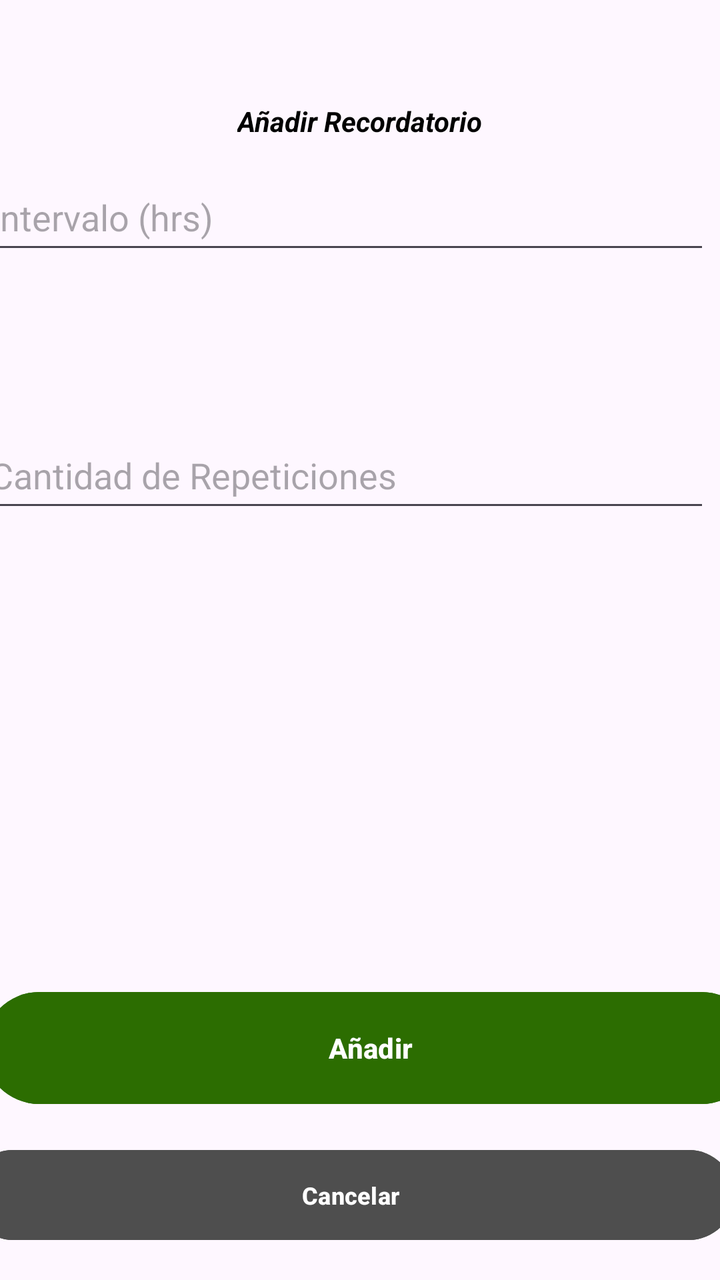
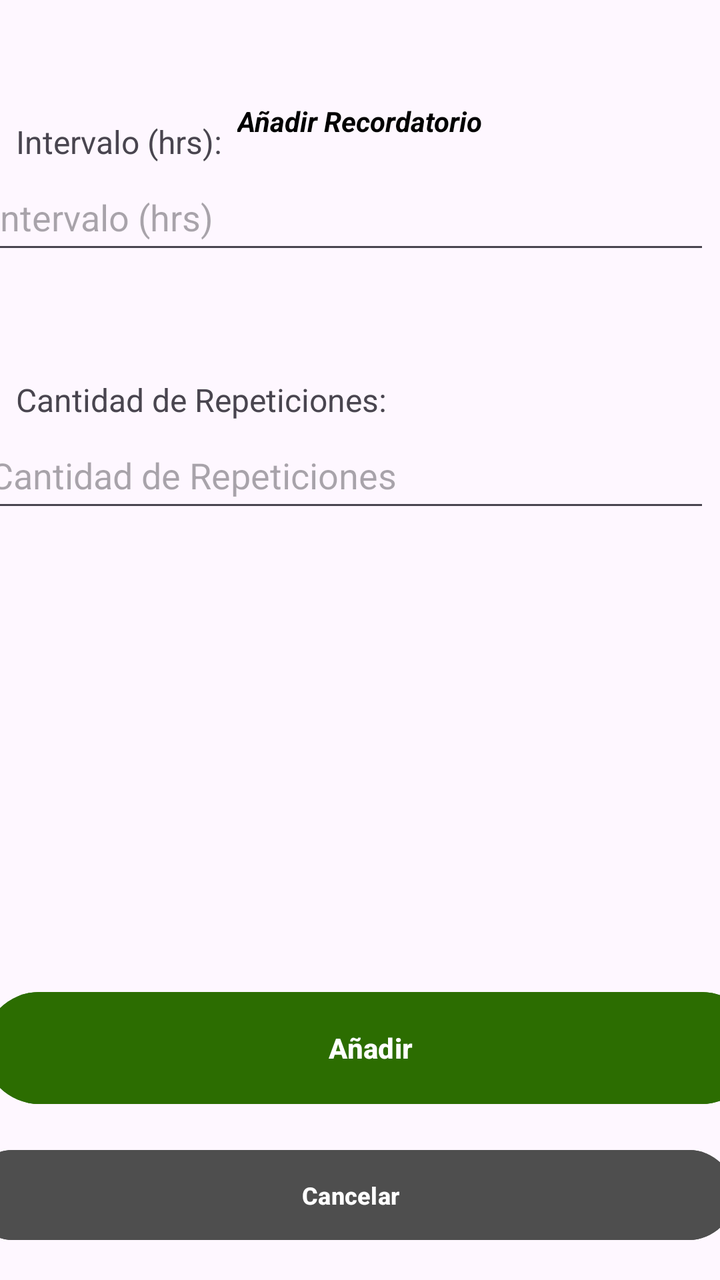

The first picture is an Android layout as it rendered before a commit; the second is the same layout after the commit. The layout source and the unified diff follow.
<!-- AndroidManifest.xml: application theme Theme.MobilesVC -->
<!-- res/layout/recordatorio_crear_view.xml -->
<?xml version="1.0" encoding="utf-8"?>
<androidx.constraintlayout.widget.ConstraintLayout xmlns:android="http://schemas.android.com/apk/res/android"
    xmlns:app="http://schemas.android.com/apk/res-auto"
    xmlns:tools="http://schemas.android.com/tools"
    android:layout_width="match_parent"
    android:layout_height="match_parent">

    <com.google.android.material.textfield.TextInputEditText
        android:id="@+id/vIntervaloCrear"
        android:layout_width="364dp"
        android:layout_height="50dp"
        android:layout_marginStart="16dp"
        android:layout_marginEnd="31dp"
        android:layout_marginBottom="79dp"
        android:hint="Intervalo (hrs)"
        app:layout_constraintBottom_toTopOf="@+id/vCantidadCrear"
        app:layout_constraintEnd_toEndOf="parent"
        app:layout_constraintStart_toStartOf="parent" />

    <com.google.android.material.textfield.TextInputEditText
        android:id="@+id/vCantidadCrear"
        android:layout_width="364dp"
        android:layout_height="50dp"
        android:layout_marginStart="16dp"
        android:layout_marginEnd="31dp"
        android:layout_marginBottom="231dp"
        android:hint="Cantidad de Repeticiones"
        app:layout_constraintBottom_toTopOf="@+id/vCrearRecordatorio"
        app:layout_constraintEnd_toEndOf="parent"
        app:layout_constraintStart_toStartOf="parent" />

    <Button
        android:id="@+id/vVolverCrearRecordatorio"
        android:layout_width="383dp"
        android:layout_height="53dp"
        android:layout_marginHorizontal="24dp"
        android:layout_marginTop="8dp"
        android:layout_marginBottom="16dp"
        android:backgroundTint="#4E4E4E"
        android:paddingVertical="10dp"
        android:text="Cancelar"
        android:textSize="12sp"
        android:textStyle="bold"
        android:visibility="visible"
        app:layout_constraintBottom_toBottomOf="parent"
        app:layout_constraintEnd_toEndOf="parent"
        app:layout_constraintHorizontal_bias="0.571"
        app:layout_constraintStart_toStartOf="parent" />

    <Button
        android:id="@+id/vCrearRecordatorio"
        android:layout_width="387dp"
        android:layout_height="64dp"
        android:layout_marginTop="48dp"
        android:layout_marginBottom="84dp"
        android:backgroundTint="#2C6D01"
        android:paddingVertical="14dp"
        android:text="Añadir"
        android:textStyle="bold"
        app:layout_constraintBottom_toBottomOf="parent"
        app:layout_constraintEnd_toEndOf="parent"
        app:layout_constraintHorizontal_bias="0.333"
        app:layout_constraintStart_toStartOf="parent" />

    <TextView
        android:id="@+id/textView9"
        android:layout_width="wrap_content"
        android:layout_height="wrap_content"
        android:layout_marginStart="92dp"
        android:layout_marginTop="51dp"
        android:layout_marginEnd="92dp"
        android:fontFamily="sans-serif"
        android:text="Añadir Recordatorio"
        android:textColor="#000000"
        android:textStyle="bold|italic"
        app:layout_constraintEnd_toEndOf="parent"
        app:layout_constraintStart_toStartOf="parent"
        app:layout_constraintTop_toTopOf="parent"
        tools:textSize="26sp" />
</androidx.constraintlayout.widget.ConstraintLayout>
<!-- resources referenced by this layout -->
<resources>
  <style name="Theme.MobilesVC" parent="Base.Theme.MobilesVC" />
  <style name="Base.Theme.MobilesVC" parent="Theme.Material3.DayNight.NoActionBar">
          
          
      </style>
</resources>

<!-- the commit's change to res/layout/recordatorio_crear_view.xml (unified diff, before → after) -->
@@ -4,6 +4,28 @@
     xmlns:tools="http://schemas.android.com/tools"
     android:layout_width="match_parent"
     android:layout_height="match_parent">
+
+    <TextView
+        android:id="@+id/textView51"
+        android:layout_width="200dp"
+        android:layout_height="22dp"
+        android:text="Cantidad de Repeticiones:"
+        android:textSize="16sp"
+        app:layout_constraintBottom_toTopOf="@+id/vCantidadCrear"
+        app:layout_constraintEnd_toEndOf="parent"
+        app:layout_constraintHorizontal_bias="0.051"
+        app:layout_constraintStart_toStartOf="parent" />
+
+    <TextView
+        android:id="@+id/textView50"
+        android:layout_width="200dp"
+        android:layout_height="22dp"
+        android:text="Intervalo (hrs):"
+        android:textSize="16sp"
+        app:layout_constraintBottom_toTopOf="@+id/vIntervaloCrear"
+        app:layout_constraintEnd_toEndOf="parent"
+        app:layout_constraintHorizontal_bias="0.051"
+        app:layout_constraintStart_toStartOf="parent" />
 
     <com.google.android.material.textfield.TextInputEditText
         android:id="@+id/vIntervaloCrear"
